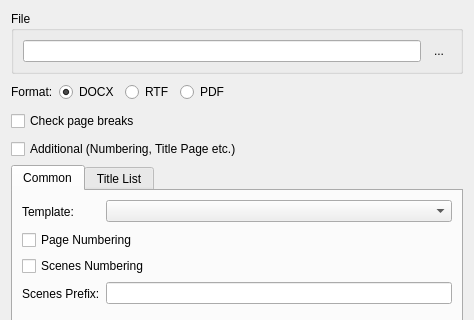
Above: src/bin/Scenarist/UserInterfaceLayer/Export/ExportDialog.ui from dimkanovikov/KITScenarist before the change; both pictures show x 0 to 474 and y 0 to 320 of the 474 by 615 pixel window. Below: the same form after it.
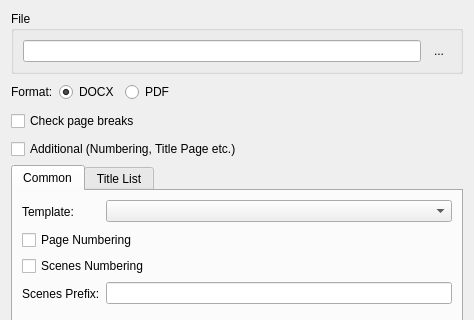
That is the form after the change. Icons and pictures are not drawn.

Commit message: Remove export to rtf support

Diff of the .ui file:
```diff
--- a/src/bin/Scenarist/UserInterfaceLayer/Export/ExportDialog.ui
+++ b/src/bin/Scenarist/UserInterfaceLayer/Export/ExportDialog.ui
@@ -358,16 +358,6 @@
        </property>
       </widget>
      </item>
-     <item>
-      <widget class="QRadioButton" name="rtf">
-       <property name="text">
-        <string>RTF</string>
-       </property>
-       <property name="checked">
-        <bool>false</bool>
-       </property>
-      </widget>
-     </item>
      <item>
       <widget class="QRadioButton" name="pdf">
        <property name="text">
```
Left out of the diff: 1 changed line with no effect on the pictures. The commit also changes 5 other files.
